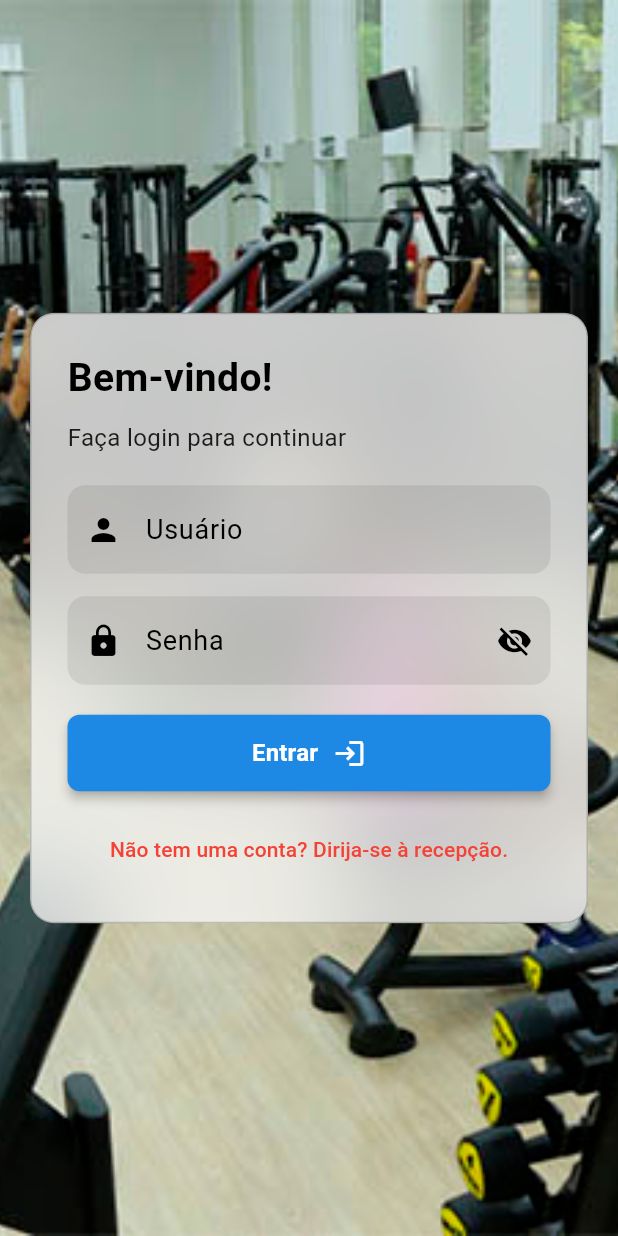
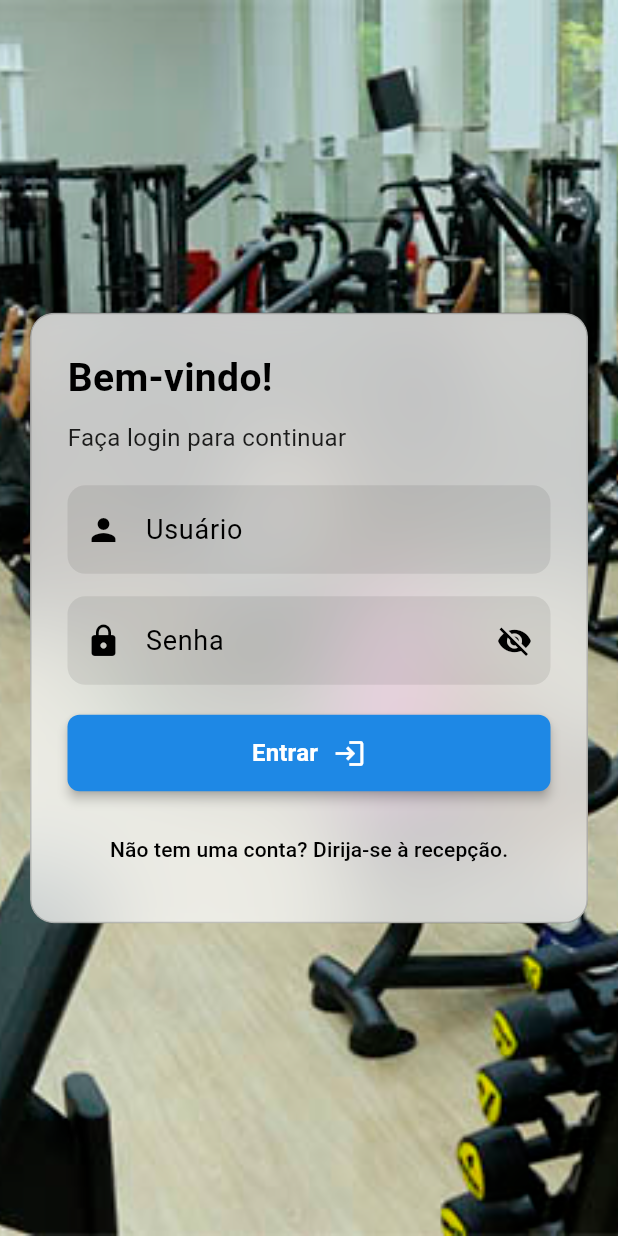
Before and after one commit to tiagostmg/academia-unifor, a Flutter app: the screen it shows after launch, on a phone screen of 412 x 824 dp. Run offline on Flutter 3.47's test engine with Material 3 defaults, Android fonts, the phone set to English and light mode, and no system bars; our stand-ins replace animate_do, card_swiper, convex_bottom_bar, flutter_svg, font_awesome_flutter, go_router and 1 more.

Commit message:
Refactor LoginScreen to adjust text color based on dark mode setting for improved visibility

```diff
--- a/lib/screens/login_screen.dart
+++ b/lib/screens/login_screen.dart
@@ -214,7 +214,9 @@ class LoginScreenState extends State<LoginScreen> {
                                 },
                               ),
                             ),
-                            style: const TextStyle(color: Colors.red),
+                            style: TextStyle(
+                              color: isDarkMode ? Colors.white : Colors.black,
+                            ),
                           ),
                           const SizedBox(height: 20),
                           ElasticIn(
@@ -231,9 +233,12 @@ class LoginScreenState extends State<LoginScreen> {
                           Center(
                             child: TextButton(
                               onPressed: () {},
-                              child: const Text(
+                              child: Text(
                                 "Não tem uma conta? Dirija-se à recepção.",
-                                style: TextStyle(color: Colors.red),
+                                style: TextStyle(
+                                  color:
+                                      isDarkMode ? Colors.white : Colors.black,
+                                ),
                               ),
                             ),
                           ),
```
